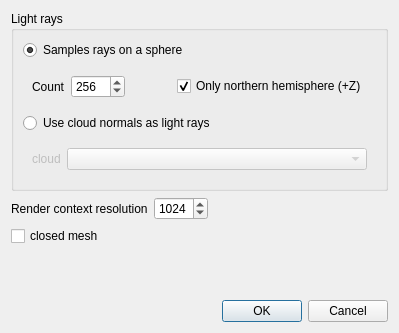
First picture: the form in plugins/core/Standard/qPCV/ui/pcvDlg.ui, repository CloudCompare/CloudCompare, before the edit.
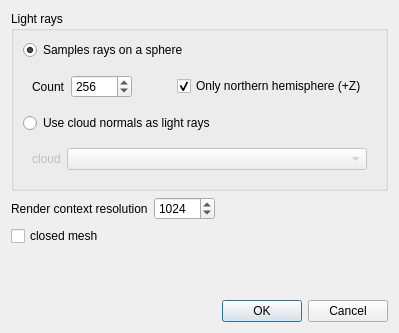
Second picture: the form after the edit. Icons and pictures are not drawn.

Commit message: PCV dialog: the number of rays and the context resolution can now be set to up to 65536

```diff
--- a/plugins/core/Standard/qPCV/ui/pcvDlg.ui
+++ b/plugins/core/Standard/qPCV/ui/pcvDlg.ui
@@ -59,7 +59,7 @@
             <number>16</number>
            </property>
            <property name="maximum">
-            <number>2048</number>
+            <number>65536</number>
            </property>
            <property name="singleStep">
             <number>16</number>
@@ -152,7 +152,7 @@
         <number>128</number>
        </property>
        <property name="maximum">
-        <number>4096</number>
+        <number>65536</number>
        </property>
        <property name="singleStep">
         <number>128</number>
```
The commit also changes 1 other file.
